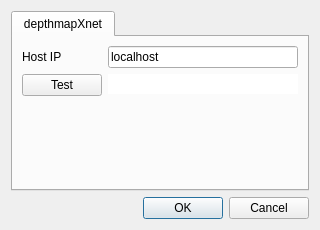
This is esstoolkit/ui_Settings.ui in SpaceGroupUCL/qgisSpaceSyntaxToolkit as Qt 5 draws it before an edit. The edited form follows.
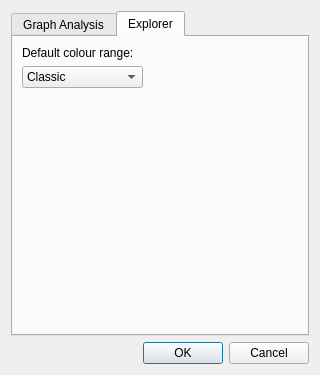
This is the edited form.

Diff of the .ui file:
```diff
--- a/esstoolkit/ui_Settings.ui
+++ b/esstoolkit/ui_Settings.ui
@@ -7,7 +7,7 @@
     <x>0</x>
     <y>0</y>
     <width>320</width>
-    <height>230</height>
+    <height>375</height>
    </rect>
   </property>
   <property name="minimumSize">
@@ -22,18 +22,21 @@
   <layout class="QVBoxLayout" name="verticalLayout_2">
    <item>
     <widget class="QTabWidget" name="settingsTab">
+     <property name="enabled">
+      <bool>true</bool>
+     </property>
      <property name="currentIndex">
-      <number>0</number>
+      <number>1</number>
      </property>
      <widget class="QWidget" name="analysisTab">
       <attribute name="title">
-       <string>depthmapXnet</string>
+       <string>Graph Analysis</string>
       </attribute>
       <layout class="QFormLayout" name="formLayout">
        <item row="0" column="0">
         <widget class="QLabel" name="engineHostLabel">
          <property name="text">
-          <string>Host IP</string>
+          <string>depthmapXnet IP</string>
          </property>
         </widget>
        </item>
@@ -66,6 +69,49 @@
        </item>
       </layout>
      </widget>
+     <widget class="QWidget" name="explorerTab">
+      <attribute name="title">
+       <string>Explorer</string>
+      </attribute>
+      <layout class="QFormLayout" name="formLayout_2">
+       <item row="2" column="0">
+        <widget class="QComboBox" name="colourCombo">
+         <item>
+          <property name="text">
+           <string>Classic</string>
+          </property>
+         </item>
+         <item>
+          <property name="text">
+           <string>Red - blue</string>
+          </property>
+         </item>
+         <item>
+          <property name="text">
+           <string>Greyscale</string>
+          </property>
+         </item>
+         <item>
+          <property name="text">
+           <string>Monochrome</string>
+          </property>
+         </item>
+         <item>
+          <property name="text">
+           <string>Classic inflection</string>
+          </property>
+         </item>
+        </widget>
+       </item>
+       <item row="1" column="0">
+        <widget class="QLabel" name="colourLabel">
+         <property name="text">
+          <string>Default colour range:</string>
+         </property>
+        </widget>
+       </item>
+      </layout>
+     </widget>
     </widget>
    </item>
    <item>
```
